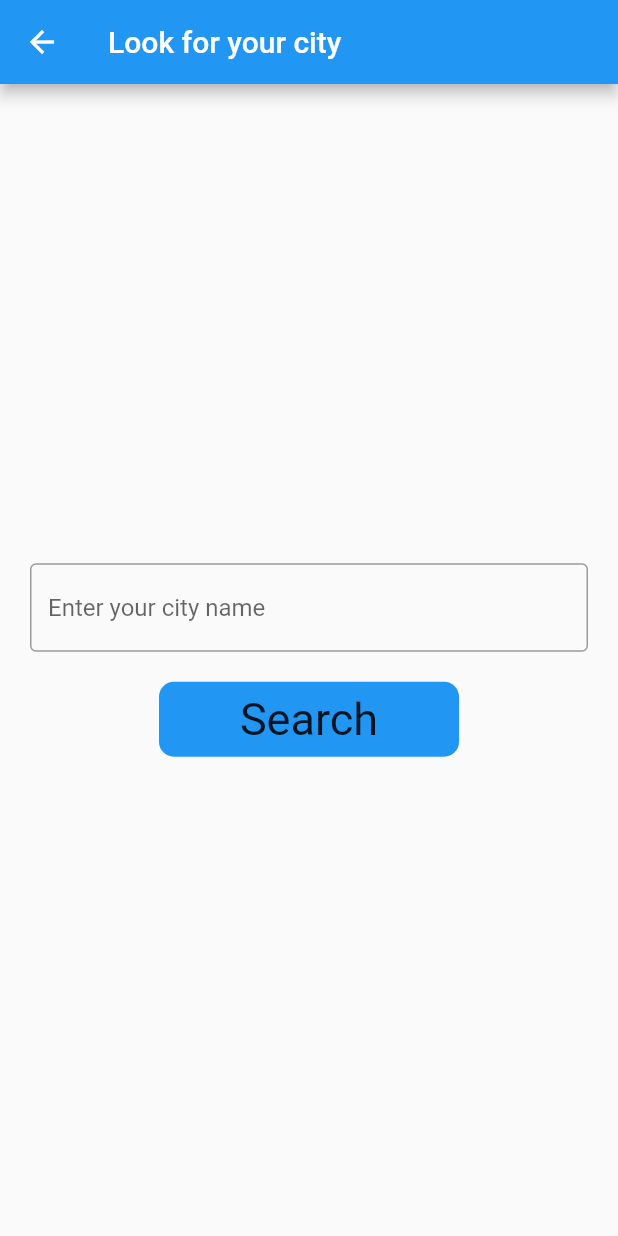
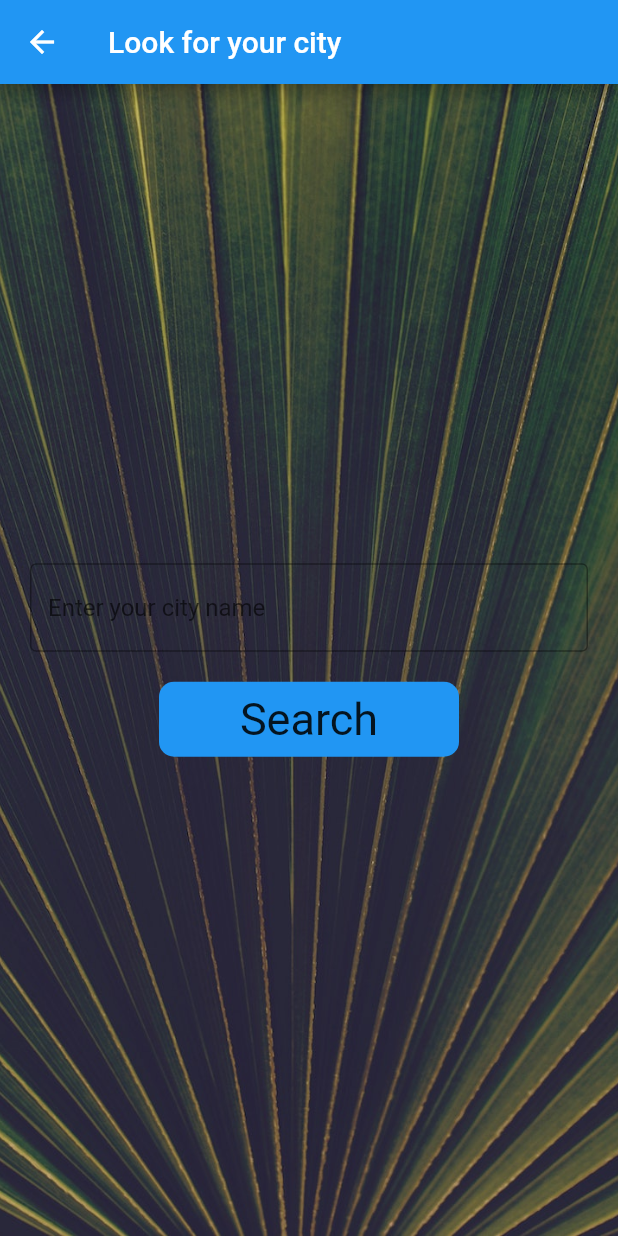
Before and after one commit to djBrinee/weather, a Flutter app: the LocScreen screen opened directly with empty values, after a tap on the "location city" icon, on a phone screen of 412 x 824 dp. Run offline on Flutter 3.47's test engine with Material 2 defaults, Android fonts, the phone set to English and light mode, and no system bars; our stand-ins replace flutter_spinkit, geolocator; statements that could not run were skipped.

Commit message:
adding image

```diff
--- a/lib/Screens/city_screen.dart
+++ b/lib/Screens/city_screen.dart
@@ -22,7 +22,12 @@ class CityScreen extends StatelessWidget {
                 Navigator.pop(context);
               }),
         ),
-        body: Padding(
+        body: Container(
+          decoration: BoxDecoration(
+              image: DecorationImage(
+                  image: AssetImage('images/city_background.jpg'), fit: BoxFit.cover)),
+          constraints: BoxConstraints.expand(),
+          child: Padding(
             padding: const EdgeInsets.only(right: 20.0, left: 20.0),
             child: Column(
               mainAxisAlignment: MainAxisAlignment.center,
@@ -44,8 +49,8 @@ class CityScreen extends StatelessWidget {
                   child: Padding(
                     padding: const EdgeInsets.only(top: 20.0),
                     child: Container(
-                    decoration:
-                        BoxDecoration(color: Colors.blue, borderRadius: BorderRadius.circular(10)),
+                      decoration: BoxDecoration(
+                          color: Colors.blue, borderRadius: BorderRadius.circular(10)),
                       width: 200,
                       height: 50,
                       child: Row(
@@ -64,6 +69,7 @@ class CityScreen extends StatelessWidget {
             ),
           ),
         ),
+      ),
     );
   }
 }
```
Also changed, not shown: images/city_background.jpg (added), pubspec.lock. Lines whose indentation alone changed are shown as unchanged.
